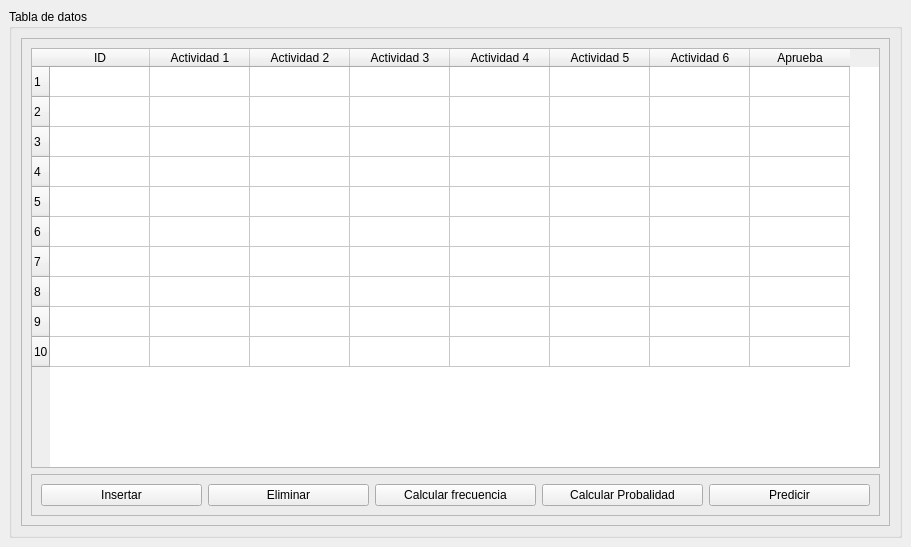
Qt form view/index.ui (JoseVale99/simulador_prediccion_desemepe-o) before a commit.
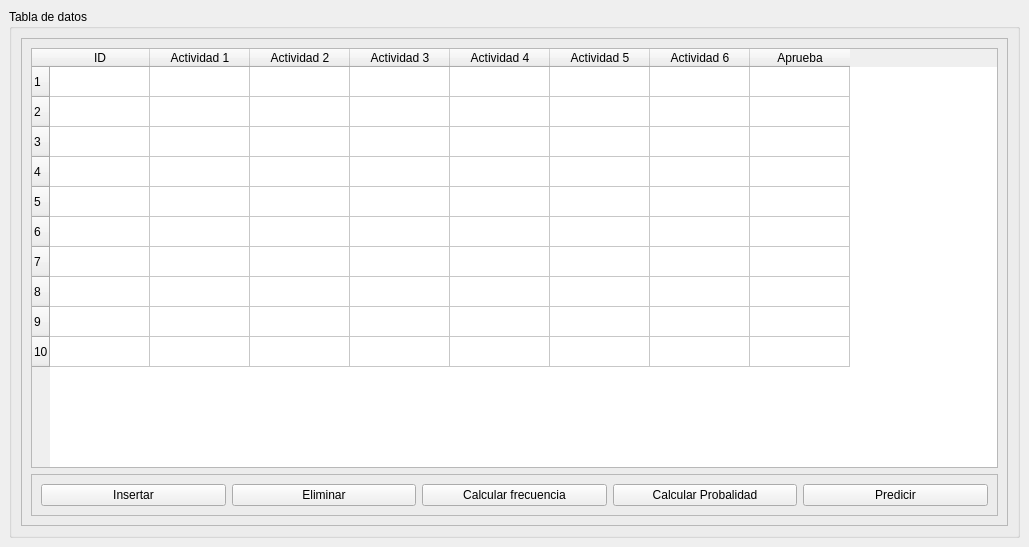
The same form after that commit.

```diff
--- a/view/index.ui
+++ b/view/index.ui
@@ -6,7 +6,7 @@
    <rect>
     <x>0</x>
     <y>0</y>
-    <width>911</width>
+    <width>1029</width>
     <height>547</height>
    </rect>
   </property>
```
